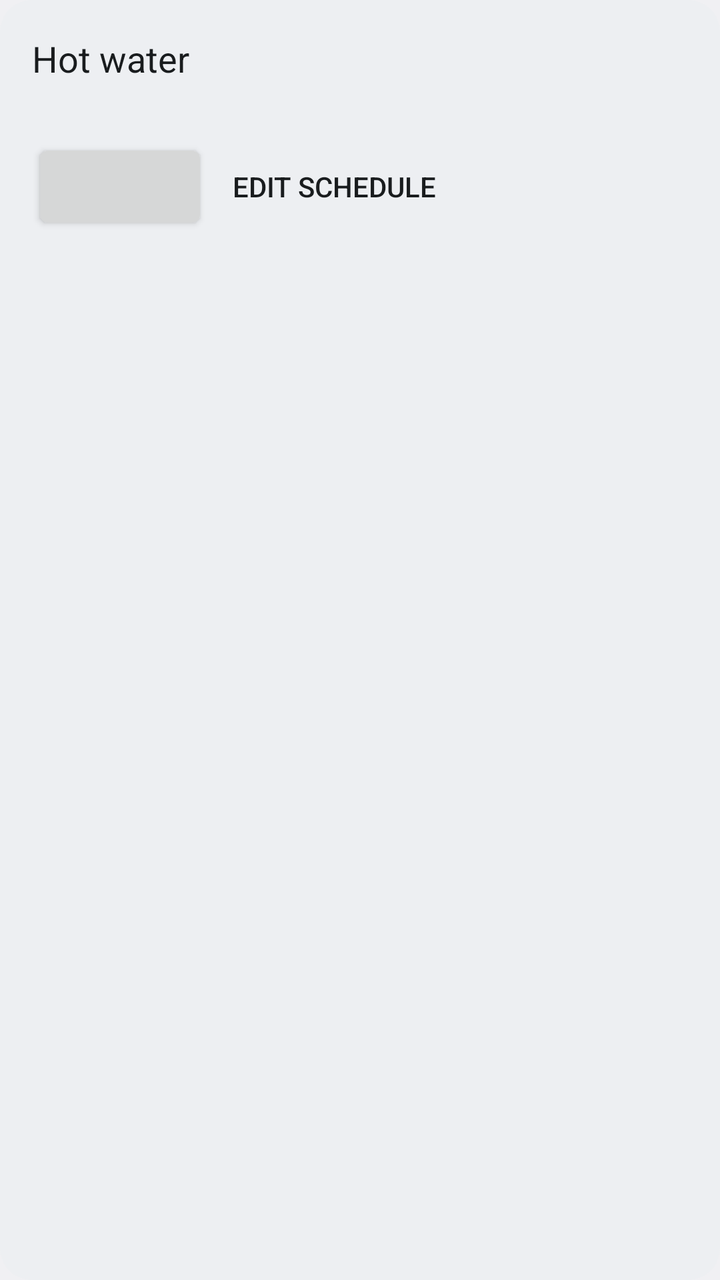
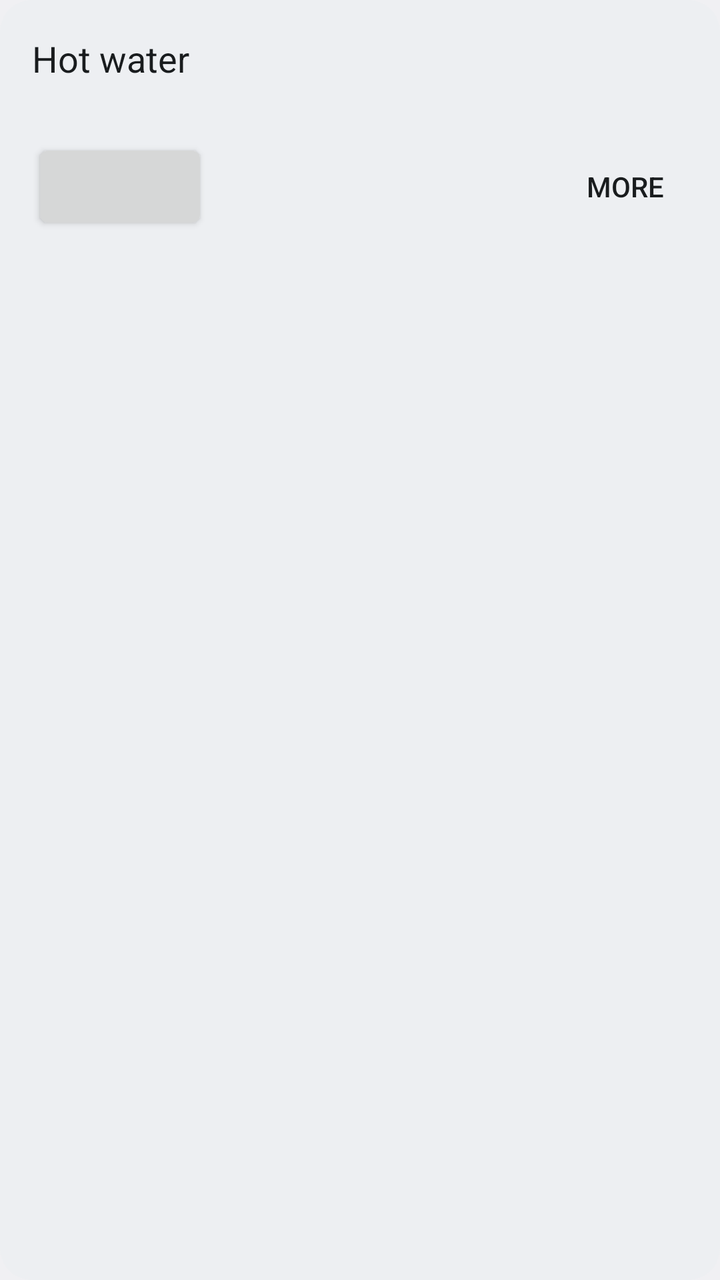

Screens rendered from an Android XML layout before and after an edit, with the pre-edit source and the edit as a unified diff.
<!-- AndroidManifest.xml: application theme AppTheme -->
<!-- res/layout/row_hot_water.xml -->
<?xml version="1.0" encoding="utf-8"?>
<LinearLayout xmlns:android="http://schemas.android.com/apk/res/android"
    android:layout_width="match_parent"
    android:layout_height="wrap_content"
    android:layout_marginBottom="12dp"
    android:background="@drawable/card_bg"
    android:orientation="vertical"
    android:padding="16dp">

    <LinearLayout
        android:layout_width="match_parent"
        android:layout_height="wrap_content"
        android:gravity="center_vertical"
        android:orientation="horizontal">

        <LinearLayout
            android:layout_width="0dp"
            android:layout_height="wrap_content"
            android:layout_weight="1"
            android:orientation="vertical">

            <TextView
                android:layout_width="match_parent"
                android:layout_height="wrap_content"
                android:text="@string/hot_water"
                android:textColor="?android:attr/textColorPrimary"
                android:textSize="18sp" />

            <TextView
                android:id="@+id/hw_detail"
                android:layout_width="match_parent"
                android:layout_height="wrap_content"
                android:textColor="?android:attr/textColorSecondary"
                android:textSize="14sp" />
        </LinearLayout>

        <TextView
            android:id="@+id/hw_state"
            android:layout_width="wrap_content"
            android:layout_height="wrap_content"
            android:textColor="?android:attr/textColorPrimary"
            android:textSize="34sp" />
    </LinearLayout>

    <LinearLayout
        android:layout_width="match_parent"
        android:layout_height="wrap_content"
        android:layout_marginTop="8dp"
        android:orientation="horizontal">

        <Button
            android:id="@+id/hw_boost"
            android:layout_width="wrap_content"
            android:layout_height="wrap_content" />

        <Button
            android:id="@+id/hw_edit_schedule"
            style="?android:attr/borderlessButtonStyle"
            android:layout_width="wrap_content"
            android:layout_height="wrap_content"
            android:text="@string/edit_schedule" />
    </LinearLayout>
</LinearLayout>
<!-- resources referenced by this layout -->
<resources>
  <!-- drawable card_bg (drawable) -->
  <?xml version="1.0" encoding="utf-8"?>
  <shape xmlns:android="http://schemas.android.com/apk/res/android" android:shape="rectangle">
      <solid android:color="@color/card_bg" />
      <corners android:radius="16dp" />
  </shape>
  <string name="edit_schedule">Edit schedule</string>
  <string name="hot_water">Hot water</string>
  <style name="AppTheme" parent="android:Theme.DeviceDefault.DayNight" />
  <color name="card_bg">#FFEDEFF2</color>
</resources>

<!-- the commit's change to res/layout/row_hot_water.xml (unified diff, before → after) -->
@@ -46,6 +46,7 @@
         android:layout_width="match_parent"
         android:layout_height="wrap_content"
         android:layout_marginTop="8dp"
+        android:gravity="center_vertical"
         android:orientation="horizontal">
 
         <Button
@@ -53,11 +54,17 @@
             android:layout_width="wrap_content"
             android:layout_height="wrap_content" />
 
+        <Space
+            android:layout_width="0dp"
+            android:layout_height="1dp"
+            android:layout_weight="1" />
+
         <Button
-            android:id="@+id/hw_edit_schedule"
+            android:id="@+id/hw_more"
             style="?android:attr/borderlessButtonStyle"
             android:layout_width="wrap_content"
             android:layout_height="wrap_content"
-            android:text="@string/edit_schedule" />
+            android:minWidth="0dp"
+            android:text="@string/more" />
     </LinearLayout>
 </LinearLayout>
<!-- resource entries referenced after the edit -->
@@ -6,8 +6,8 @@
       <solid android:color="@color/card_bg" />
       <corners android:radius="16dp" />
   </shape>
-  <string name="edit_schedule">Edit schedule</string>
   <string name="hot_water">Hot water</string>
+  <string name="more">More</string>
   <style name="AppTheme" parent="android:Theme.DeviceDefault.DayNight" />
   <color name="card_bg">#FFEDEFF2</color>
 </resources>
